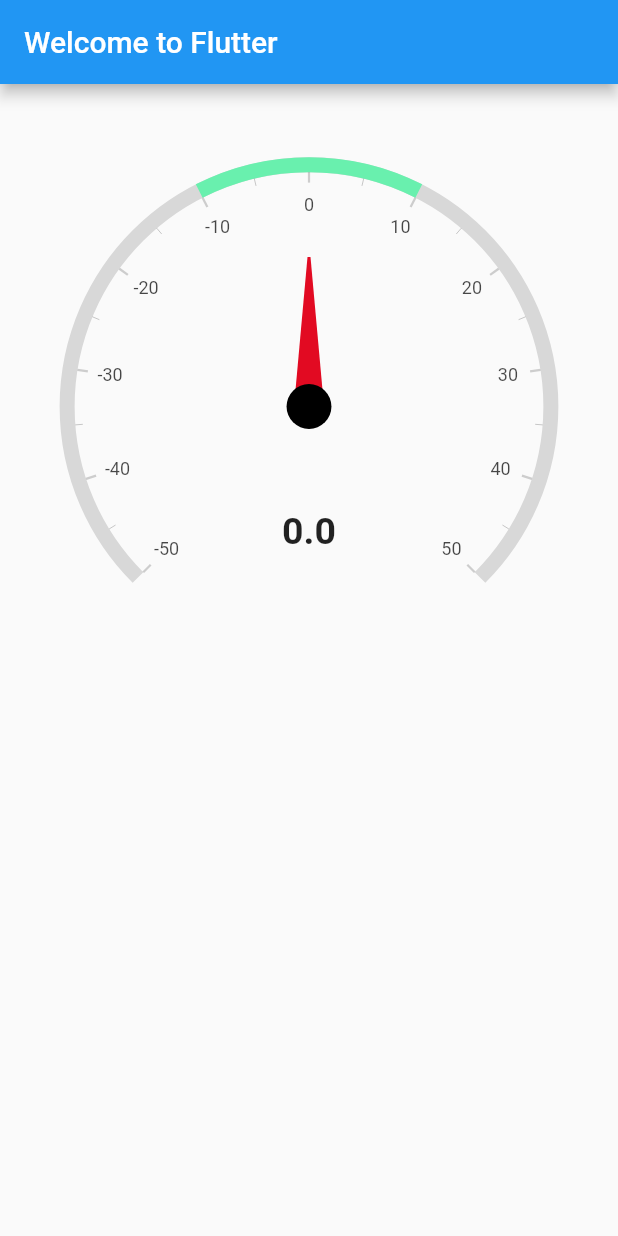
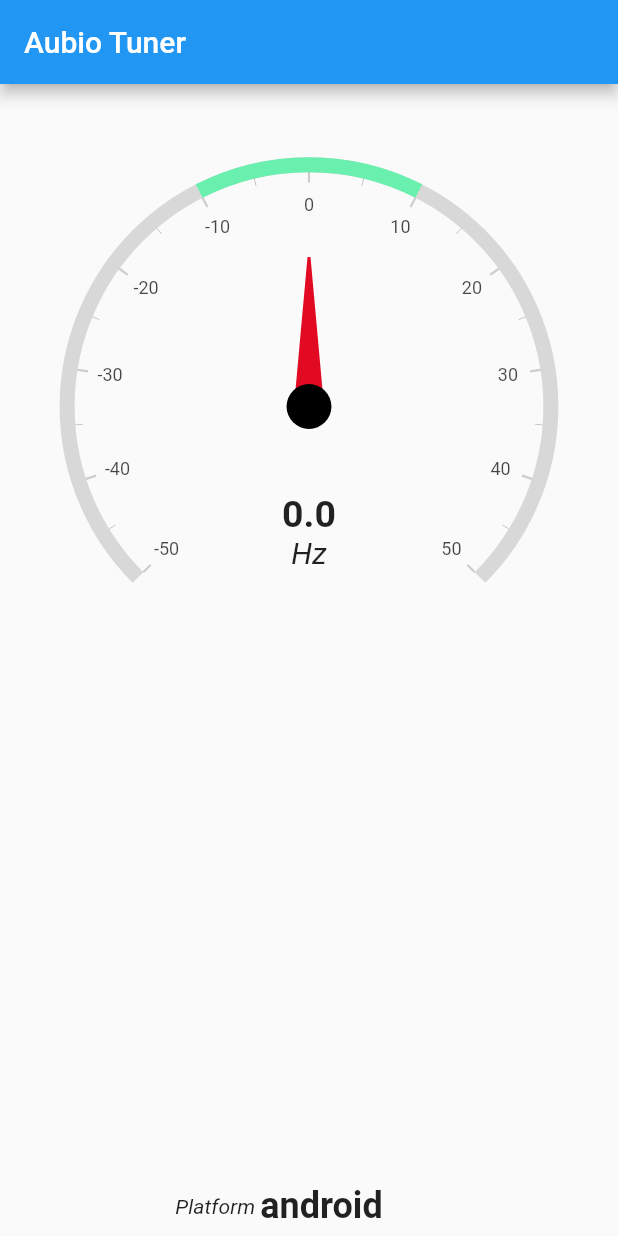
Before and after one commit to OfTheWolf/flutter-aubio-tuner, a Flutter app: the screen it shows after launch, on a phone screen of 412 x 824 dp. Run offline on Flutter 3.47's test engine with Material 2 defaults, Android fonts, the phone set to English and light mode, and no system bars; drawn by our look-alikes of syncfusion_flutter_gauges; our stand-ins replace permission_handler.

Commit message:
Show platform info on screen, and some ui improvements

```diff
--- a/lib/main.dart
+++ b/lib/main.dart
@@ -18,7 +18,8 @@ class MyApp extends StatefulWidget {
 }
 
 class _MyAppState extends State<MyApp> {
-  static const eventChannel = EventChannel('com.ofthewolf.aubiotuner/pitch_event');
+  static const eventChannel =
+      EventChannel('com.ofthewolf.aubiotuner/pitch_event');
   static const pitchMethodChannel =
       MethodChannel('com.ofthewolf.aubiotuner/pitch_method');
 
@@ -51,7 +52,7 @@ class _MyAppState extends State<MyApp> {
 
   Future<bool> _checkPermissions() async {
     //permission_handler lib only supports android and ios
-    if (Platform.isAndroid || Platform.isIOS){
+    if (Platform.isAndroid || Platform.isIOS) {
       final status = await Permission.microphone.status;
       switch (status) {
         case PermissionStatus.granted:
@@ -65,11 +66,10 @@ class _MyAppState extends State<MyApp> {
         default:
           return false;
       }
-    }else{
+    } else {
       // handle persmissions on other platforms
       return true;
     }
-
   }
 
   void _configureEventChannel() {
@@ -90,15 +90,17 @@ class _MyAppState extends State<MyApp> {
   @override
   Widget build(BuildContext context) {
     return MaterialApp(
-        title: 'Welcome to Flutter',
+        title: 'Aubio Tuner',
         home: Scaffold(
           appBar: AppBar(
-            title: const Text('Welcome to Flutter'),
+            title: const Text('Aubio Tuner'),
           ),
           body: Column(
             children: [
               Padding(padding: const EdgeInsets.all(20.0)),
-              Wrap(children: [SfRadialGauge(axes: <RadialAxis>[
+              Wrap(
+                children: [
+                  SfRadialGauge(axes: <RadialAxis>[
                     RadialAxis(
                         startAngle: 180 - 45,
                         endAngle: 45,
@@ -137,15 +139,38 @@ class _MyAppState extends State<MyApp> {
                         annotations: <GaugeAnnotation>[
                           GaugeAnnotation(
                               widget: Container(
-                              child: Text('${_pitch}',
+                                  child: Column(
+                                    mainAxisAlignment: MainAxisAlignment.center,
+                                    children: [Text('${_pitch}',
                                         style: TextStyle(
                                             fontSize: 25,
-                                      fontWeight: FontWeight.bold))),
+                                            fontWeight: FontWeight.bold)),
+                                      Text('Hz',
+                                          style: TextStyle(
+                                              fontSize: 20,
+                                              fontStyle: FontStyle.italic))],
+                                  )),
                               angle: 90,
                               positionFactor: 0.5)
                         ])
-              ])],
-            )],
+                  ])
+                ],
+              ),
+              Spacer(),
+              SafeArea(
+                  child: Row(
+                mainAxisAlignment: MainAxisAlignment.center,
+                children: [
+                  Text("Platform ",
+                      style:
+                          TextStyle(fontSize: 14, fontStyle: FontStyle.italic)),
+                  Text(Platform.operatingSystem,
+                      style:
+                          TextStyle(fontSize: 24, fontWeight: FontWeight.bold)),
+                  Padding(padding: const EdgeInsets.all(20.0)),
+                ],
+              ))
+            ],
           ),
         ));
   }
@@ -162,7 +187,7 @@ extension Pitch on double {
   double angle() {
     double cent = toCent();
     print(cent);
-    if (cent > 50){
+    if (cent > 50) {
       return cent - 100;
     }
     return cent;
```
Lines whose indentation alone changed are shown as unchanged.
